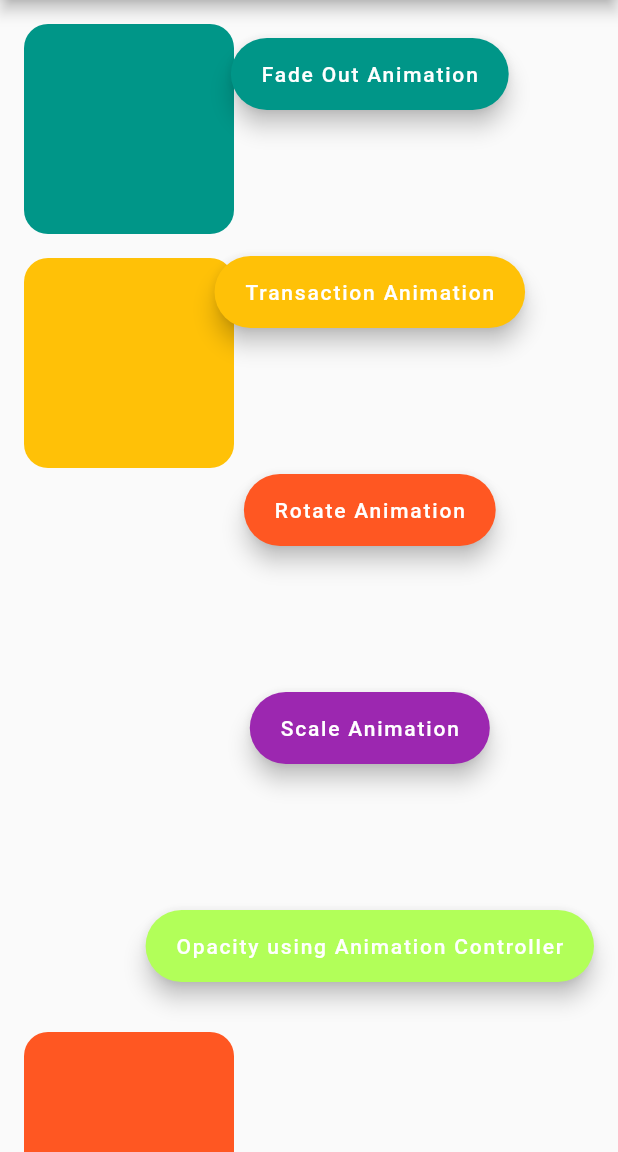
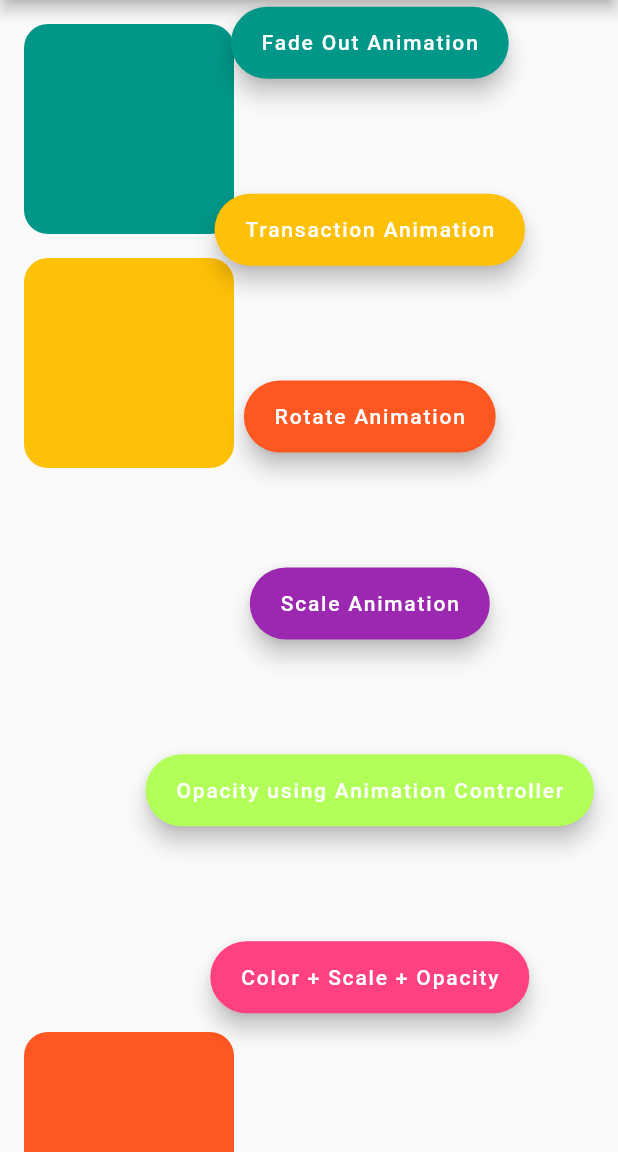
Before and after one commit to Ghazal-Jamalzadeh/flutter_animations, a Flutter app: the screen it shows after launch, on a phone screen of 412 x 824 dp, the part 84-1236 px from its top. Run offline on Flutter 3.47's test engine with Material 2 defaults, Android fonts, the phone set to English and light mode, and no system bars.

Commit message:
پیاده سازی انیمیشن ترکیبی با استفاده از انیمیشن کنترلر

```diff
--- a/lib/main.dart
+++ b/lib/main.dart
@@ -57,6 +57,11 @@ class _MyHomePageState extends State<MyHomePage>
     });
     super.initState();
   }*/
+
+  // color + scale + opacity
+  late final Animation<Color?> colorTween = ColorTween(begin: Colors.pinkAccent , end: Colors.black).animate(animationController);
+  late final Animation<double> opacityTween = Tween<double>(begin: 1.0 , end: 0.5).animate(animationController);
+  late final Animation<double> scaleTween = Tween<double>(begin: 1.0 , end: 0.5).animate(CurvedAnimation(parent: animationController, curve: Curves.bounceIn));
 
   @override
   void dispose() {
@@ -164,6 +169,26 @@ class _MyHomePageState extends State<MyHomePage>
                   ),
                   animation: animationController,
                 ),
+                const SizedBox(
+                  height: 16,
+                ),
+                 /* color + scale + opacity */
+                AnimatedBuilder(
+                  animation: animationController,
+                  builder: (context, child) => Opacity(
+                    opacity: opacityTween.value,
+                    child: Container(
+                      width: 140 * scaleTween.value,
+                      height: 140 * scaleTween.value,
+                      decoration: BoxDecoration(
+                          color: colorTween.value,
+                          borderRadius: BorderRadius.circular(16)),
+                    ),
+                  ),
+                ),
+                const SizedBox(
+                  height: 16,
+                ),
               ],
             ),
           ),
@@ -234,6 +259,18 @@ class _MyHomePageState extends State<MyHomePage>
             },
             label: const Text('Opacity using Animation Controller'),
           ),
+
+          FloatingActionButton.extended(
+            backgroundColor: Colors.pinkAccent,
+            onPressed: () {
+              if (!animationController.isCompleted) {
+                animationController.forward();
+              } else {
+                animationController.reverse();
+              }
+            },
+            label: const Text('Color + Scale + Opacity'),
+          ),
         ],
       ), // This trailing comma makes auto-formatting nicer for build methods.
     );
```
Also changed, not shown: 1 other file.
